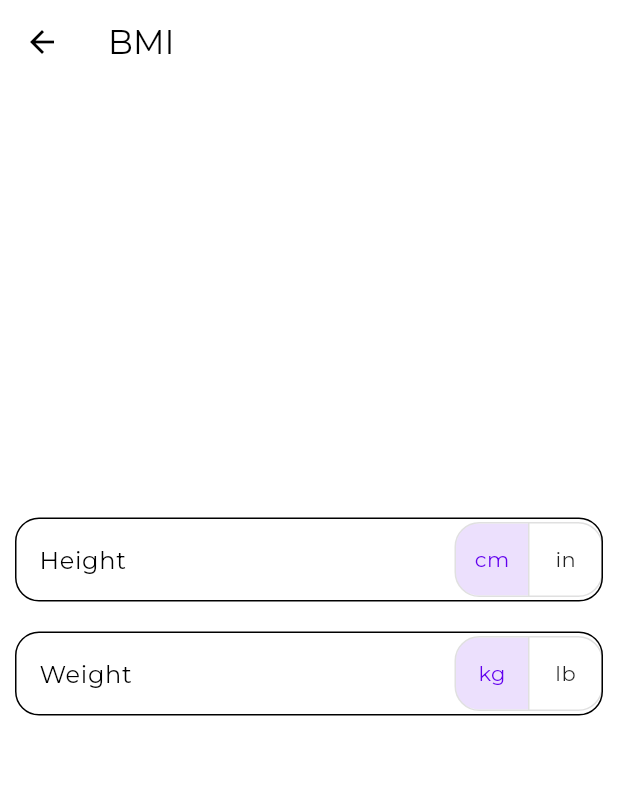
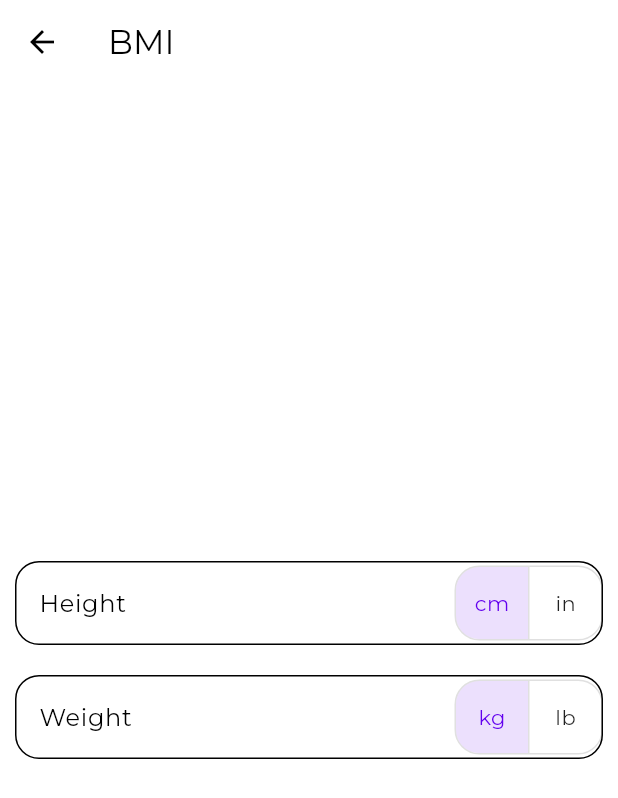
Before and after one commit to jhihyulin/WEBSITE, a Flutter app: the BMIPage screen opened by its route, on a phone screen of 412 x 824 dp. Shown: the top 798 px of the screen. Run offline on Flutter 3.47's test engine with Material 2 defaults, Android fonts, the phone set to English and light mode, and no system bars; our stand-ins replace animated_text_kit, cloud_firestore, firebase_auth, firebase_core; missing offline and left inert: dart:html, firebase_app_check, firebase_ui_auth, firebase_ui_oauth_facebook, firebase_ui_oauth_google, firebase_ui_oauth_twitter; accounts and stored records are empty; statements that could not run were skipped; project files that could hold a hidden picture were left out.

Commit message:
fix page height

```diff
--- a/lib/pages/BMI.dart
+++ b/lib/pages/BMI.dart
@@ -70,8 +70,9 @@ class _BMIPageState extends State<BMIPage> {
             constraints: BoxConstraints(
               maxWidth: 700,
               minHeight: MediaQuery.of(context).size.height -
-                  AppBar().preferredSize.height -
-                  58, //BottomNavigationBar Height
+                      AppBar().preferredSize.height -
+                      MediaQuery.of(context).padding.top -
+                      MediaQuery.of(context).padding.bottom,
             ),
             padding: const EdgeInsets.all(10),
             child: Column(
```
